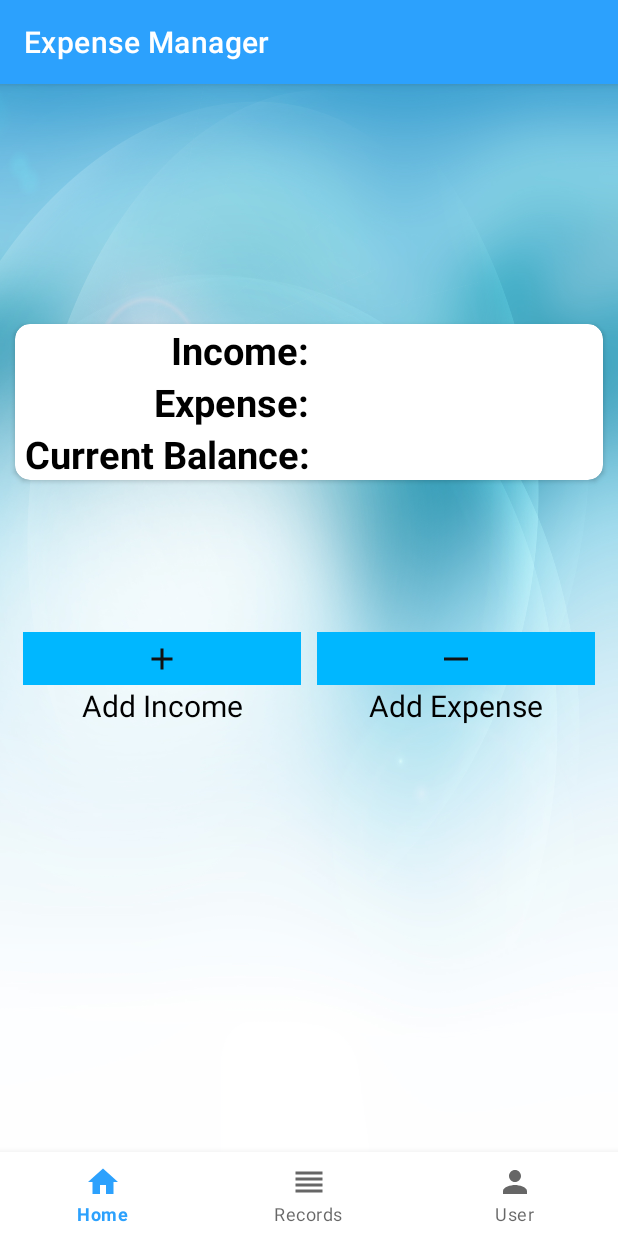
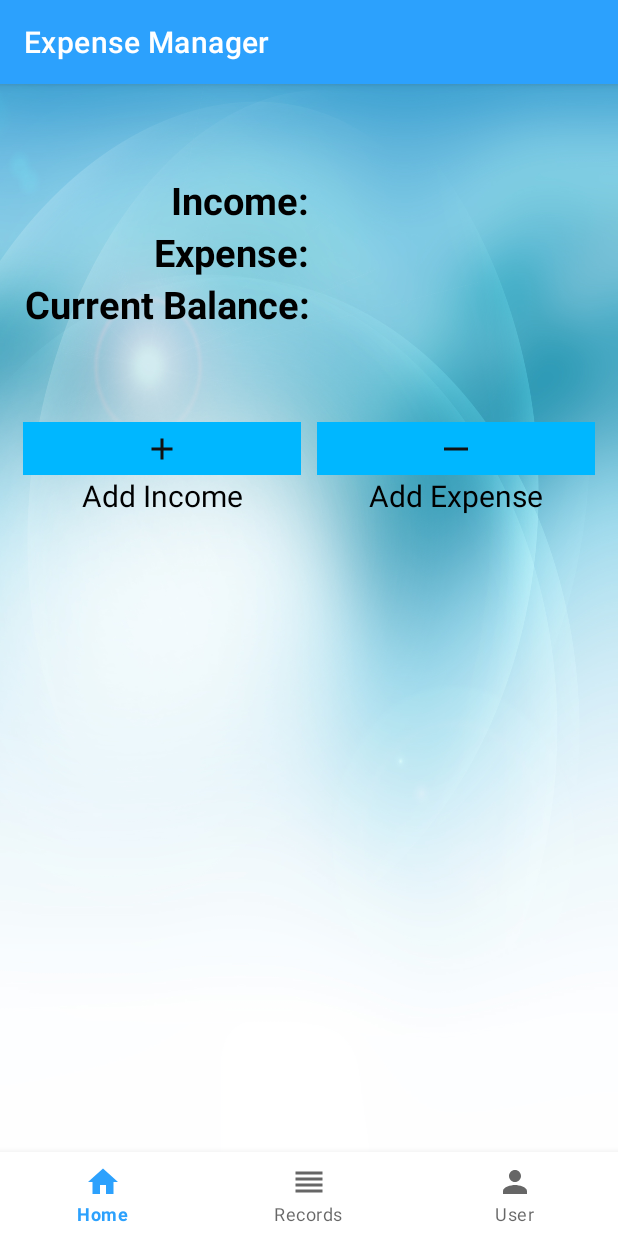
Before and after one commit to KiranBendkoli1/Expense-Manager, an Android app: the screen it shows after launch once a user with an empty profile is signed in (Home), on a phone screen of 412 x 824 dp. Run offline under Robolectric (Android 15) with nearby library versions, the phone set to English and light mode, and no system bars; our stand-ins replace Firebase (no records; nobody signed in at launch, a user with empty details on screens opened directly).

Commit message:
income expense balance displayed

```diff
--- a/app/src/main/java/com/example/expensemanager/AddExpense.java
+++ b/app/src/main/java/com/example/expensemanager/AddExpense.java
@@ -85,8 +85,6 @@ public class AddExpense extends AppCompatActivity {
                 hashMap.put("description",description);
 
 
-
-
                 // pushing to database
                 reference.push().setValue(hashMap).addOnCompleteListener(new OnCompleteListener<Void>() {
                     @Override
@@ -100,6 +98,8 @@ public class AddExpense extends AppCompatActivity {
                     }
                 });
 
+
+
             }
         });
 
--- a/app/src/main/java/com/example/expensemanager/HomeF.java
+++ b/app/src/main/java/com/example/expensemanager/HomeF.java
@@ -3,67 +3,78 @@ package com.example.expensemanager;
 import android.content.Intent;
 import android.os.Bundle;
 
+import androidx.annotation.NonNull;
 import androidx.fragment.app.Fragment;
 
 import android.view.LayoutInflater;
 import android.view.View;
 import android.view.ViewGroup;
+import android.widget.Button;
 import android.widget.ImageButton;
+import android.widget.TextView;
 
-/**
- * A simple {@link Fragment} subclass.
- * Use the {@link HomeF#newInstance} factory method to
- * create an instance of this fragment.
- */
+import com.google.firebase.database.DataSnapshot;
+import com.google.firebase.database.DatabaseError;
+import com.google.firebase.database.DatabaseReference;
+import com.google.firebase.database.FirebaseDatabase;
+import com.google.firebase.database.ValueEventListener;
+
 public class HomeF extends Fragment {
 
     ImageButton addIncome, addExpense;
-
-    private static final String ARG_PARAM1 = "param1";
-    private static final String ARG_PARAM2 = "param2";
-
-    // TODO: Rename and change types of parameters
-    private String mParam1;
-    private String mParam2;
+    Button calculate;
+    TextView incomeHome,expenseHome,balanceHome;
+    FirebaseDatabase firebaseDatabase;
+    DatabaseReference reference;
+    Float incomeT = 0.0f, expenseT = 0.0f, balanceT =00.f ;
 
     public HomeF() {
         // Required empty public constructor
     }
 
-    /**
-     * Use this factory method to create a new instance of
-     * this fragment using the provided parameters.
-     *
-     * @param param1 Parameter 1.
-     * @param param2 Parameter 2.
-     * @return A new instance of fragment HomeF.
-     */
-    // TODO: Rename and change types and number of parameters
-    public static HomeF newInstance(String param1, String param2) {
-        HomeF fragment = new HomeF();
-        Bundle args = new Bundle();
-        args.putString(ARG_PARAM1, param1);
-        args.putString(ARG_PARAM2, param2);
-        fragment.setArguments(args);
-        return fragment;
-    }
-
-    @Override
-    public void onCreate(Bundle savedInstanceState) {
-        super.onCreate(savedInstanceState);
-        if (getArguments() != null) {
-            mParam1 = getArguments().getString(ARG_PARAM1);
-            mParam2 = getArguments().getString(ARG_PARAM2);
-        }
-    }
 
     @Override
     public View onCreateView(LayoutInflater inflater, ViewGroup container,
                              Bundle savedInstanceState) {
         View view = inflater.inflate(R.layout.fragment_home2, container, false);
 
+        firebaseDatabase = FirebaseDatabase.getInstance();
+        reference = firebaseDatabase.getReference().child("Data");
+
         addExpense = view.findViewById(R.id.addExpense);
         addIncome = view.findViewById(R.id.addIncome);
+        incomeHome = view.findViewById(R.id.income_home);
+        expenseHome = view.findViewById(R.id.expense_home);
+        balanceHome = view.findViewById(R.id.balance_home);
+
+
+        reference.addValueEventListener(new ValueEventListener() {
+            @Override
+            public void onDataChange(@NonNull  DataSnapshot snapshot) {
+                for(DataSnapshot dataSnapshot: snapshot.getChildren()){
+                    Model model;
+                    model = dataSnapshot.getValue(Model.class);
+                    String transaction = model.getTransaction();
+                    String amount = model.getAmount();
+                    if(transaction.trim().equals("Income")){
+                        incomeT += Float.parseFloat(amount);
+                        balanceT += Float.parseFloat(amount);
+                    }
+                    else{
+                        expenseT += Float.parseFloat(amount);
+                        balanceT -= Float.parseFloat(amount);
+                    }
+                    incomeHome.setText(String.valueOf(incomeT));
+                    expenseHome.setText(String.valueOf(expenseT));
+                    balanceHome.setText(String.valueOf(balanceT));
+                }
+            }
+            @Override
+            public void onCancelled(@NonNull DatabaseError error) {
+
+            }
+        });
+
 
         addExpense.setOnClickListener(new View.OnClickListener() {
             @Override
--- a/app/src/main/res/layout/fragment_home2.xml
+++ b/app/src/main/res/layout/fragment_home2.xml
@@ -5,18 +5,14 @@
     android:layout_height="match_parent"
     android:background="@drawable/background"
     xmlns:app="http://schemas.android.com/apk/res-auto"
-    android:paddingTop="150dp"
+    android:paddingTop="10dp"
     tools:context=".HomeF">
 
-    <androidx.cardview.widget.CardView
-        android:layout_width="match_parent"
-        app:cardCornerRadius="10dp"
-        android:layout_margin="10dp"
-        android:padding="5dp"
-        android:layout_height="wrap_content">
+
 
         <LinearLayout
             android:layout_width="match_parent"
+            android:layout_marginTop="50sp"
             android:layout_height="wrap_content"
             android:orientation="vertical">
 
@@ -107,7 +103,7 @@
 
         </LinearLayout>
 
-    </androidx.cardview.widget.CardView>
+
 
 
 
```
Also changed, not shown: app/src/main/java/com/example/expensemanager/AddIncome.java (+14 -0 lines), app/src/main/java/com/example/expensemanager/HomeFragment.java (deleted, +0 -20 lines), app/src/main/java/com/example/expensemanager/RecordsF.java (+3 -36 lines), app/src/main/java/com/example/expensemanager/RecordsFragment.java (deleted, +0 -21 lines), app/src/main/java/com/example/expensemanager/UserF.java (+1 -38 lines), app/src/main/java/com/example/expensemanager/UserFragment.java (deleted, +0 -20 lines), app/src/main/res/layout/fragment_home.xml (deleted, +0 -20 lines), app/src/main/res/layout/fragment_records.xml (deleted, +0 -8 lines), app/src/main/res/layout/fragment_records2.xml (+5 -4 lines), app/src/main/res/layout/fragment_user.xml (deleted, +0 -8 lines), app/src/main/res/drawable-v24/backgd.jpg (added).
